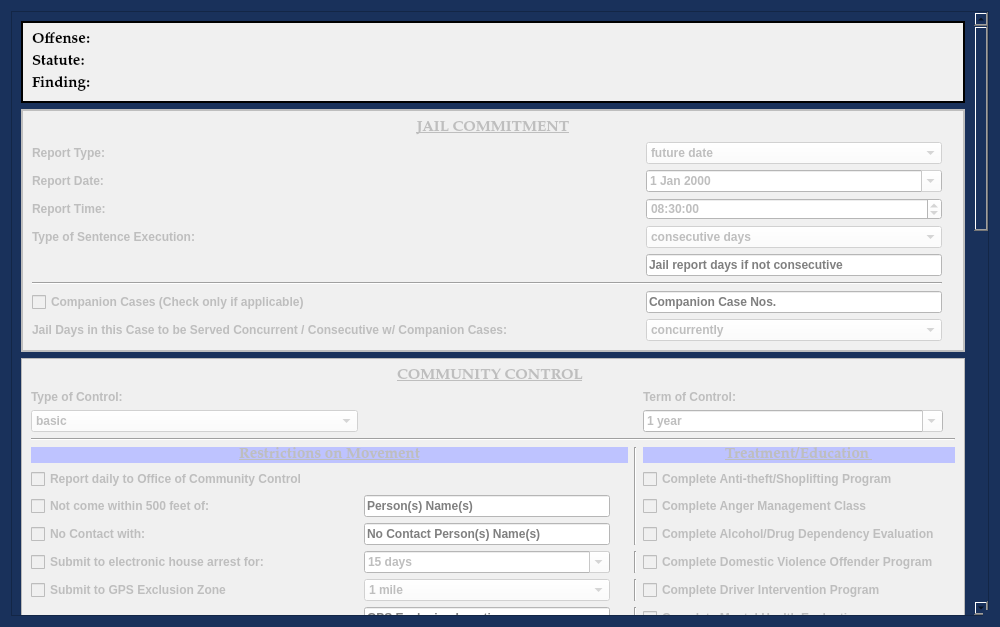
First picture: the form in package/views/ui/AddCommunityControlDialog.ui, repository HunterProgram22/MuniEntry, before the edit.
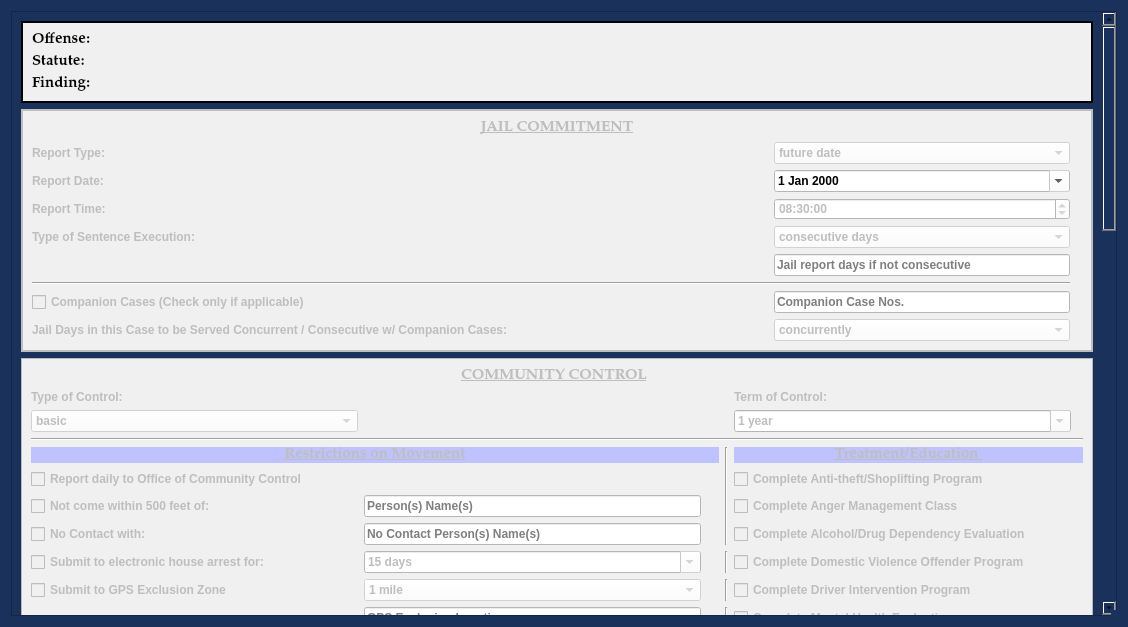
Second picture: the form after the edit.

Patch:
```diff
--- a/package/views/ui/AddCommunityControlDialog.ui
+++ b/package/views/ui/AddCommunityControlDialog.ui
@@ -12,7 +12,7 @@
    <rect>
     <x>0</x>
     <y>0</y>
-    <width>1000</width>
+    <width>1128</width>
     <height>627</height>
    </rect>
   </property>
@@ -167,8 +167,8 @@
       <property name="geometry">
        <rect>
         <x>0</x>
-        <y>-1169</y>
-        <width>1039</width>
+        <y>-887</y>
+        <width>1091</width>
         <height>1869</height>
        </rect>
       </property>
@@ -1442,7 +1442,8 @@
              <enum>Qt::StrongFocus</enum>
             </property>
             <property name="styleSheet">
-             <string notr="true">background-color: rgb(255, 255, 255);</string>
+             <string notr="true">color: rgb(0, 0, 0);
+background-color: rgb(255, 255, 255);</string>
             </property>
             <property name="calendarPopup">
              <bool>true</bool>
```
Left out of the diff: 6 changed lines with no effect on the pictures.
